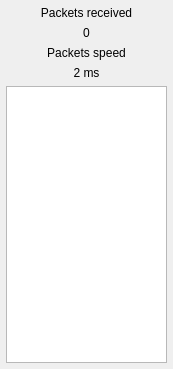
FreeJoy-Team/FreeJoyConfiguratorQt, file widgets/debugwindow.ui: the form before one commit.
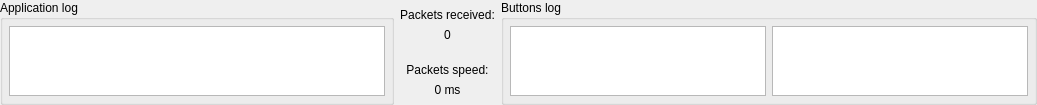
The form after the commit.

Commit message: log(debug) widget

What changed in the file:
```diff
--- a/widgets/debugwindow.ui
+++ b/widgets/debugwindow.ui
@@ -6,8 +6,8 @@
    <rect>
     <x>0</x>
     <y>0</y>
-    <width>173</width>
-    <height>369</height>
+    <width>1037</width>
+    <height>98</height>
    </rect>
   </property>
   <property name="windowTitle">
@@ -15,62 +15,126 @@
   </property>
   <layout class="QGridLayout" name="gridLayout">
    <property name="leftMargin">
-    <number>6</number>
+    <number>0</number>
    </property>
    <property name="topMargin">
-    <number>6</number>
+    <number>0</number>
    </property>
    <property name="rightMargin">
-    <number>6</number>
+    <number>0</number>
    </property>
    <property name="bottomMargin">
-    <number>6</number>
+    <number>0</number>
    </property>
-   <item row="0" column="0">
-    <widget class="QLabel" name="label">
+   <item row="0" column="3" rowspan="4">
+    <widget class="QGroupBox" name="groupBox_2">
+     <property name="title">
+      <string>Buttons log</string>
+     </property>
+     <layout class="QHBoxLayout" name="horizontalLayout_2">
+      <property name="leftMargin">
+       <number>6</number>
+      </property>
+      <property name="topMargin">
+       <number>6</number>
+      </property>
+      <property name="rightMargin">
+       <number>6</number>
+      </property>
+      <property name="bottomMargin">
+       <number>6</number>
+      </property>
+      <item>
+       <widget class="QTextBrowser" name="textBrowser_ButtonsPressLog">
+        <property name="sizePolicy">
+         <sizepolicy hsizetype="Expanding" vsizetype="Preferred">
+          <horstretch>0</horstretch>
+          <verstretch>0</verstretch>
+         </sizepolicy>
+        </property>
+       </widget>
+      </item>
+      <item>
+       <widget class="QTextBrowser" name="textBrowser_ButtonsUnpressLog"/>
+      </item>
+     </layout>
+    </widget>
+   </item>
+   <item row="3" column="1">
+    <widget class="QLabel" name="label_PacketsSpeed">
+     <property name="toolTip">
+      <string>within 5 seconds</string>
+     </property>
      <property name="text">
-      <string>Packets received</string>
+      <string>0 ms</string>
      </property>
      <property name="alignment">
-      <set>Qt::AlignCenter</set>
+      <set>Qt::AlignHCenter|Qt::AlignTop</set>
      </property>
     </widget>
    </item>
-   <item row="1" column="0">
-    <widget class="QLabel" name="label_2">
+   <item row="1" column="1">
+    <widget class="QLabel" name="label_PacketsCount">
      <property name="text">
       <string>0</string>
      </property>
      <property name="alignment">
-      <set>Qt::AlignCenter</set>
+      <set>Qt::AlignHCenter|Qt::AlignTop</set>
      </property>
     </widget>
    </item>
-   <item row="2" column="0">
-    <widget class="QLabel" name="label_3">
+   <item row="0" column="1">
+    <widget class="QLabel" name="text_PacketsCount">
      <property name="text">
-      <string>Packets speed</string>
+      <string>Packets received:</string>
      </property>
      <property name="alignment">
-      <set>Qt::AlignCenter</set>
+      <set>Qt::AlignBottom|Qt::AlignHCenter</set>
      </property>
     </widget>
    </item>
-   <item row="3" column="0">
-    <widget class="QLabel" name="label_4">
+   <item row="2" column="1">
+    <widget class="QLabel" name="text_PacketsSpeed">
+     <property name="toolTip">
+      <string>within 5 seconds</string>
+     </property>
      <property name="text">
-      <string>2 ms</string>
+      <string>Packets speed:</string>
      </property>
      <property name="alignment">
-      <set>Qt::AlignCenter</set>
+      <set>Qt::AlignBottom|Qt::AlignHCenter</set>
      </property>
     </widget>
    </item>
-   <item row="4" column="0">
-    <widget class="QPlainTextEdit" name="plainTextEdit">
-     <property name="readOnly">
-      <bool>true</bool>
+   <item row="0" column="0" rowspan="4">
+    <widget class="QGroupBox" name="groupBox">
+     <property name="title">
+      <string>Application log</string>
      </property>
+     <layout class="QHBoxLayout" name="horizontalLayout">
+      <property name="leftMargin">
+       <number>6</number>
+      </property>
+      <property name="topMargin">
+       <number>6</number>
+      </property>
+      <property name="rightMargin">
+       <number>6</number>
+      </property>
+      <property name="bottomMargin">
+       <number>6</number>
+      </property>
+      <item>
+       <widget class="QTextBrowser" name="textBrowser_DebugMsg">
+        <property name="sizePolicy">
+         <sizepolicy hsizetype="Expanding" vsizetype="Preferred">
+          <horstretch>0</horstretch>
+          <verstretch>0</verstretch>
+         </sizepolicy>
+        </property>
+       </widget>
+      </item>
+     </layout>
     </widget>
    </item>
   </layout>
```
The commit also changes 19 other files.
